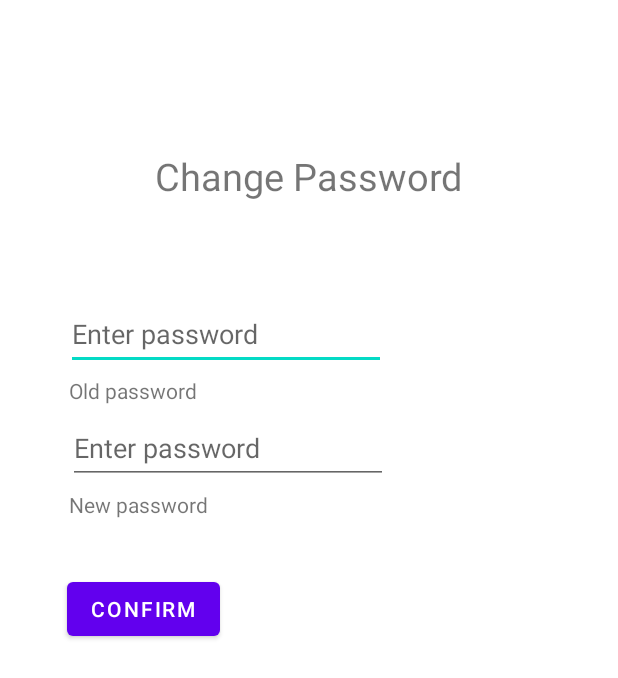
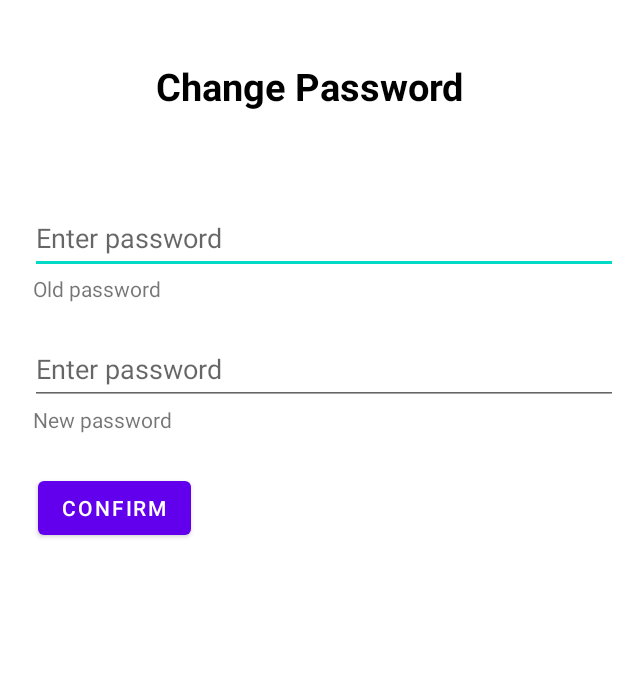
Before and after one commit to jbarrosoarr/CST438_Project01_Group6, an Android app: the layout activity_change_password.xml on its own in the app's theme, with its tools: preview values and no code run, on a phone screen of 412 x 824 dp. Shown: the top 678 px of the screen. Run offline under Robolectric (Android 15) with nearby library versions, the phone set to English and light mode, and no system bars.

Commit message:
Nearly finalized the Change Password activity and created some tests for the feature. Also created tests for our UserDao methods. Could make some more tests for ChangePasswordActivity and need to have users in the databasse to test the feature in the real world.
Files changed: AppDatabase.java, UserDao.java, UserEntity.java, ChangePasswordActivity.java, activity_change_password.xml

Files added: ChangePasswordUnitTest.java, UserDaoTest.java

I also tweaked some of the database class, such as adding a constant in AppDatabase.java for the user table name, a couple more query methods in UserDao.java, and changing the primary key to an ID.

```diff
--- a/app/src/main/AndroidManifest.xml
+++ b/app/src/main/AndroidManifest.xml
@@ -11,10 +11,10 @@
         android:supportsRtl="true"
         android:theme="@style/Theme.CST438_Project01_Starter">
         <activity
-            android:name=".ChangePasswordActivity"
+            android:name=".MainActivity"
             android:exported="false" />
         <activity
-            android:name=".MainActivity"
+            android:name=".ChangePasswordActivity"
             android:exported="true"
             android:label="@string/app_name"
             android:theme="@style/Theme.CST438_Project01_Starter.NoActionBar">
--- /dev/null
+++ b/app/src/main/res/drawable/ic_baseline_close_24.xml
@@ -0,0 +1,5 @@
+<vector android:height="24dp" android:tint="#FFFFFF"
+    android:viewportHeight="24" android:viewportWidth="24"
+    android:width="24dp" xmlns:android="http://schemas.android.com/apk/res/android">
+    <path android:fillColor="@android:color/white" android:pathData="M19,6.41L17.59,5 12,10.59 6.41,5 5,6.41 10.59,12 5,17.59 6.41,19 12,13.41 17.59,19 19,17.59 13.41,12z"/>
+</vector>
--- /dev/null
+++ b/app/src/main/res/drawable/ic_logout.xml
@@ -0,0 +1,5 @@
+<vector android:autoMirrored="true" android:height="24dp"
+    android:tint="#FFFFFF" android:viewportHeight="24"
+    android:viewportWidth="24" android:width="24dp" xmlns:android="http://schemas.android.com/apk/res/android">
+    <path android:fillColor="@android:color/white" android:pathData="M17,7l-1.41,1.41L18.17,11H8v2h10.17l-2.58,2.58L17,17l5,-5zM4,5h8V3H4c-1.1,0 -2,0.9 -2,2v14c0,1.1 0.9,2 2,2h8v-2H4V5z"/>
+</vector>
--- a/app/src/main/res/layout/activity_change_password.xml
+++ b/app/src/main/res/layout/activity_change_password.xml
@@ -1,81 +1,65 @@
 <?xml version="1.0" encoding="utf-8"?>
-<androidx.constraintlayout.widget.ConstraintLayout xmlns:android="http://schemas.android.com/apk/res/android"
+<LinearLayout xmlns:android="http://schemas.android.com/apk/res/android"
     xmlns:app="http://schemas.android.com/apk/res-auto"
     xmlns:tools="http://schemas.android.com/tools"
     android:layout_width="match_parent"
     android:layout_height="match_parent"
+    android:orientation="vertical"
     tools:context=".ChangePasswordActivity">
 
     <TextView
         android:id="@+id/change_password_title"
-        android:layout_width="wrap_content"
+        android:layout_width="match_parent"
         android:layout_height="wrap_content"
-        android:layout_marginTop="100dp"
+        android:layout_margin="40dp"
         android:text="@string/change_password"
+        android:textColor="@color/black"
         android:textSize="25sp"
-        app:layout_constraintEnd_toEndOf="parent"
-        app:layout_constraintStart_toStartOf="parent"
-        app:layout_constraintTop_toTopOf="parent" />
+        android:textStyle="bold"
+        android:textAlignment="center"/>
+
+    <EditText
+        android:id="@+id/old_password_edittext"
+        android:layout_width="match_parent"
+        android:layout_height="wrap_content"
+        android:ems="10"
+        android:inputType="textPassword"
+        android:hint="@string/enter_password"
+        android:minHeight="48dp"
+        android:layout_marginTop="20dp"
+        android:layout_marginStart="20dp" />
+
+    <TextView
+        android:id="@+id/old_password_textview"
+        android:layout_width="match_parent"
+        android:layout_height="wrap_content"
+        android:text="@string/old_password"
+        android:layout_marginStart="22dp"/>
+
+    <EditText
+        android:id="@+id/new_password_edittext"
+        android:layout_width="match_parent"
+        android:layout_height="wrap_content"
+        android:ems="10"
+        android:hint="@string/enter_password"
+        android:inputType="textPassword"
+        android:minHeight="48dp"
+        android:layout_marginTop="20dp"
+        android:layout_marginStart="20dp" />
+
+    <TextView
+        android:id="@+id/new_password_textview"
+        android:layout_width="match_parent"
+        android:layout_height="wrap_content"
+        android:text="@string/new_password"
+        android:layout_marginStart="22dp"/>
 
     <Button
         android:id="@+id/change_password_confirm_btn"
         android:layout_width="wrap_content"
         android:layout_height="wrap_content"
-        android:layout_marginTop="36dp"
+        android:layout_marginTop="40dp"
         android:text="@string/confirm"
-        app:layout_constraintEnd_toEndOf="parent"
-        app:layout_constraintHorizontal_bias="0.145"
-        app:layout_constraintStart_toStartOf="parent"
-        app:layout_constraintTop_toBottomOf="@+id/new_password_textview" />
+        android:layout_margin="25dp"/>
 
-    <EditText
-        android:id="@+id/old_password_edittext"
-        android:layout_width="wrap_content"
-        android:layout_height="wrap_content"
-        android:layout_marginTop="64dp"
-        android:ems="10"
-        android:inputType="textPassword"
-        android:hint="@string/enter_password"
-        android:minHeight="48dp"
-        app:layout_constraintEnd_toEndOf="parent"
-        app:layout_constraintHorizontal_bias="0.223"
-        app:layout_constraintStart_toStartOf="parent"
-        app:layout_constraintTop_toBottomOf="@+id/change_password_title" />
-
-    <EditText
-        android:id="@+id/new_password_edittext"
-        android:layout_width="wrap_content"
-        android:layout_height="wrap_content"
-        android:layout_marginTop="28dp"
-        android:ems="10"
-        android:hint="@string/enter_password"
-        android:inputType="textPassword"
-        android:minHeight="48dp"
-        app:layout_constraintEnd_toEndOf="parent"
-        app:layout_constraintHorizontal_bias="0.228"
-        app:layout_constraintStart_toStartOf="parent"
-        app:layout_constraintTop_toBottomOf="@+id/old_password_edittext" />
-
-    <TextView
-        android:id="@+id/old_password_textview"
-        android:layout_width="wrap_content"
-        android:layout_height="wrap_content"
-        android:layout_marginTop="4dp"
-        android:text="@string/old_password"
-        app:layout_constraintEnd_toEndOf="parent"
-        app:layout_constraintHorizontal_bias="0.141"
-        app:layout_constraintStart_toStartOf="parent"
-        app:layout_constraintTop_toBottomOf="@+id/old_password_edittext" />
-
-    <TextView
-        android:id="@+id/new_password_textview"
-        android:layout_width="wrap_content"
-        android:layout_height="wrap_content"
-        android:layout_marginTop="4dp"
-        android:text="@string/new_password"
-        app:layout_constraintEnd_toEndOf="parent"
-        app:layout_constraintHorizontal_bias="0.144"
-        app:layout_constraintStart_toStartOf="parent"
-        app:layout_constraintTop_toBottomOf="@+id/new_password_edittext" />
-
-</androidx.constraintlayout.widget.ConstraintLayout>
+</LinearLayout>
--- a/app/src/main/res/values/strings.xml
+++ b/app/src/main/res/values/strings.xml
@@ -14,4 +14,5 @@
     <string name="enter_password">Enter password</string>
     <string name="old_password">Old password</string>
     <string name="new_password">New password</string>
+    <string name="close">Close</string>
 </resources>
```
Also changed, not shown: app/src/main/java/com/daclink/drew/sp22/cst438_project01_starter/ChangePasswordActivity.java (+89 -12 lines), app/src/main/java/com/daclink/drew/sp22/cst438_project01_starter/MainActivity.java (+7 -0 lines), app/src/main/java/com/daclink/drew/sp22/cst438_project01_starter/db/AppDatabase.java (+11 -2 lines), app/src/main/java/com/daclink/drew/sp22/cst438_project01_starter/db/UserDao.java (+17 -4 lines), app/src/main/java/com/daclink/drew/sp22/cst438_project01_starter/db/UserEntity.java (+11 -2 lines), app/src/main/java/com/daclink/drew/sp22/cst438_project01_starter/utilities/constants.java (added, +13 -0 lines), app/src/main/res/menu/menu_close.xml (added, +9 -0 lines), 3 other files.
